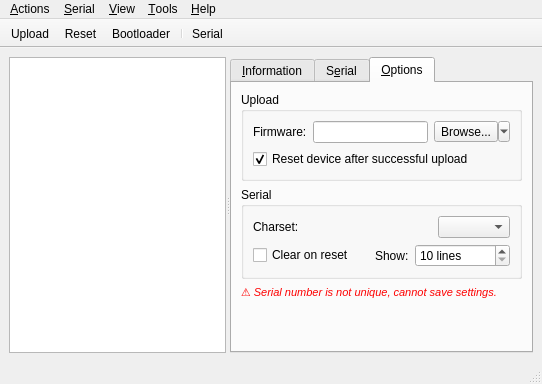
The window that src/tyqt/main_window.ui (Koromix/tytools) describes before a commit, drawn with Qt 5.
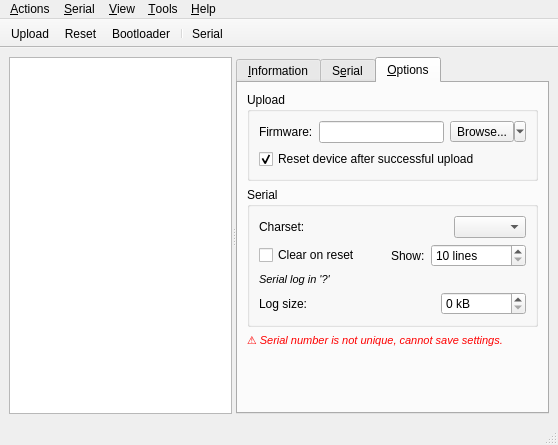
The same window after the commit. The open tabs and pages were chosen to show the change. Icons and pictures are not drawn. Custom widgets are drawn as their Qt base class.

Commit message: Show serial log file and settings in Options tab

Patch:
```diff
--- a/src/tyqt/main_window.ui
+++ b/src/tyqt/main_window.ui
@@ -6,8 +6,8 @@
    <rect>
     <x>0</x>
     <y>0</y>
-    <width>542</width>
-    <height>384</height>
+    <width>558</width>
+    <height>445</height>
    </rect>
   </property>
   <property name="contextMenuPolicy">
@@ -420,6 +420,65 @@
               </item>
              </layout>
             </item>
+            <item>
+             <widget class="QLabel" name="serialLogFileLabel">
+              <property name="sizePolicy">
+               <sizepolicy hsizetype="Ignored" vsizetype="Preferred">
+                <horstretch>0</horstretch>
+                <verstretch>0</verstretch>
+               </sizepolicy>
+              </property>
+              <property name="font">
+               <font>
+                <pointsize>8</pointsize>
+                <italic>true</italic>
+               </font>
+              </property>
+              <property name="text">
+               <string notr="true">Serial log in '?'</string>
+              </property>
+             </widget>
+            </item>
+            <item>
+             <layout class="QHBoxLayout" name="horizontalLayout_4">
+              <item>
+               <widget class="QLabel" name="label_11">
+                <property name="text">
+                 <string>Log size:</string>
+                </property>
+               </widget>
+              </item>
+              <item>
+               <spacer name="horizontalSpacer_2">
+                <property name="orientation">
+                 <enum>Qt::Horizontal</enum>
+                </property>
+                <property name="sizeHint" stdset="0">
+                 <size>
+                  <width>40</width>
+                  <height>20</height>
+                 </size>
+                </property>
+               </spacer>
+              </item>
+              <item>
+               <widget class="QSpinBox" name="serialLogSizeSpin">
+                <property name="accelerated">
+                 <bool>true</bool>
+                </property>
+                <property name="suffix">
+                 <string> kB</string>
+                </property>
+                <property name="maximum">
+                 <number>999999</number>
+                </property>
+                <property name="singleStep">
+                 <number>100</number>
+                </property>
+               </widget>
+              </item>
+             </layout>
+            </item>
            </layout>
           </widget>
          </item>
@@ -501,8 +560,8 @@
     <rect>
      <x>0</x>
      <y>0</y>
-     <width>542</width>
-     <height>23</height>
+     <width>558</width>
+     <height>20</height>
     </rect>
    </property>
    <property name="contextMenuPolicy">
```
Left out of the diff: 3 changed lines with no effect on the pictures. The commit also changes 2 other files.
